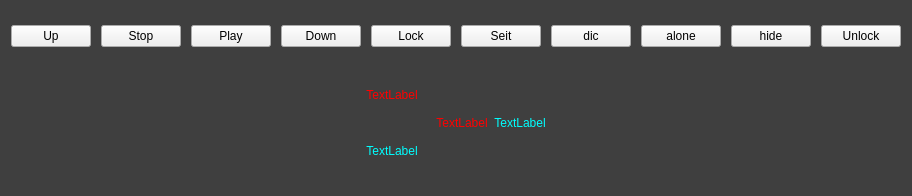
Above: lrcshow.ui from dihdhiendj/musicPlay-c before the change. Below: the same form after it.
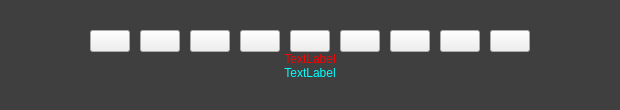
That is the form after the change. Icons and pictures are not drawn. Custom widgets are drawn as their Qt base class.

The edit to the form file:
```diff
--- a/lrcshow.ui
+++ b/lrcshow.ui
@@ -6,10 +6,16 @@
    <rect>
     <x>0</x>
     <y>0</y>
-    <width>765</width>
-    <height>196</height>
+    <width>568</width>
+    <height>110</height>
    </rect>
   </property>
+  <property name="sizePolicy">
+   <sizepolicy hsizetype="Preferred" vsizetype="Preferred">
+    <horstretch>0</horstretch>
+    <verstretch>0</verstretch>
+   </sizepolicy>
+  </property>
   <property name="windowTitle">
    <string>Form</string>
   </property>
@@ -17,22 +23,43 @@
    <string notr="true">#show{
 border-radius:15px;
 }
-QLabel{
-font: 40pt &quot;Microsoft YaHei UI&quot;;
-}
 #LrcShow{
 background-color: rgba(0,0,0,128); 
 }
 *{
 border: 0px；
+}
+QPushButton:hover
+{
+background-color: rgb(131, 197, 197);
+border-radius:5px;
+border:1px solid rgb(85, 255, 255);
 }</string>
   </property>
   <layout class="QVBoxLayout" name="verticalLayout">
    <property name="spacing">
-    <number>6</number>
+    <number>0</number>
+   </property>
+   <property name="leftMargin">
+    <number>90</number>
+   </property>
+   <property name="topMargin">
+    <number>30</number>
+   </property>
+   <property name="rightMargin">
+    <number>90</number>
+   </property>
+   <property name="bottomMargin">
+    <number>30</number>
    </property>
    <item>
     <widget class="QWidget" name="show" native="true">
+     <property name="sizePolicy">
+      <sizepolicy hsizetype="Preferred" vsizetype="Preferred">
+       <horstretch>0</horstretch>
+       <verstretch>0</verstretch>
+      </sizepolicy>
+     </property>
      <layout class="QVBoxLayout" name="verticalLayout_2">
       <property name="spacing">
        <number>0</number>
@@ -51,6 +78,12 @@
       </property>
       <item>
        <widget class="QWidget" name="widget_tool" native="true">
+        <property name="sizePolicy">
+         <sizepolicy hsizetype="Preferred" vsizetype="Preferred">
+          <horstretch>0</horstretch>
+          <verstretch>0</verstretch>
+         </sizepolicy>
+        </property>
         <property name="styleSheet">
          <string notr="true">#widget_tool{
 max-height:50px;
@@ -77,9 +110,12 @@
            <property name="orientation">
             <enum>Qt::Horizontal</enum>
            </property>
+           <property name="sizeType">
+            <enum>QSizePolicy::Expanding</enum>
+           </property>
            <property name="sizeHint" stdset="0">
             <size>
-             <width>310</width>
+             <width>40</width>
              <height>20</height>
             </size>
            </property>
@@ -87,6 +123,12 @@
          </item>
          <item>
           <widget class="QWidget" name="widget_lock" native="true">
+           <property name="sizePolicy">
+            <sizepolicy hsizetype="Fixed" vsizetype="Minimum">
+             <horstretch>0</horstretch>
+             <verstretch>0</verstretch>
+            </sizepolicy>
+           </property>
            <layout class="QHBoxLayout" name="horizontalLayout_2">
             <property name="spacing">
              <number>10</number>
@@ -105,64 +147,81 @@
             </property>
             <item>
              <widget class="QPushButton" name="pushButton_up">
+              <property name="styleSheet">
+               <string notr="true">image: url(:/left.png);</string>
+              </property>
               <property name="text">
-               <string>Up</string>
+               <string/>
               </property>
              </widget>
             </item>
             <item>
              <widget class="QPushButton" name="pushButton_stop">
+              <property name="styleSheet">
+               <string notr="true">image: url(:/stop.png);</string>
+              </property>
               <property name="text">
-               <string>Stop</string>
+               <string/>
               </property>
              </widget>
             </item>
             <item>
              <widget class="QPushButton" name="pushButton_play">
+              <property name="styleSheet">
+               <string notr="true">image: url(:/play.png);</string>
+              </property>
               <property name="text">
-               <string>Play</string>
+               <string/>
               </property>
              </widget>
             </item>
             <item>
              <widget class="QPushButton" name="pushButton_down">
+              <property name="styleSheet">
+               <string notr="true">image: url(:/right.png);</string>
+              </property>
               <property name="text">
-               <string>Down</string>
+               <string/>
               </property>
              </widget>
             </item>
             <item>
              <widget class="QPushButton" name="pushButton_lock">
+              <property name="styleSheet">
+               <string notr="true">image: url(:/lock.png);</string>
+              </property>
               <property name="text">
-               <string>Lock</string>
+               <string/>
               </property>
              </widget>
             </item>
             <item>
              <widget class="QPushButton" name="pushButton_seit">
-              <property name="text">
-               <string>Seit</string>
+              <property name="styleSheet">
+               <string notr="true">image: url(:/seit.png);</string>
               </property>
-             </widget>
-            </item>
-            <item>
-             <widget class="QPushButton" name="pushButton_dic">
               <property name="text">
-               <string>dic</string>
+               <string/>
               </property>
              </widget>
             </item>
             <item>
              <widget class="QPushButton" name="pushButton_alone">
+              <property name="styleSheet">
+               <string notr="true">image: url(:/alone.png);</string>
+              </property>
               <property name="text">
-               <string>alone</string>
+               <string/>
               </property>
              </widget>
             </item>
             <item>
              <widget class="QPushButton" name="pushButton_hide">
+              <property name="styleSheet">
+               <string notr="true">image: url(:/lrc.png);</string>
+              </property>
               <property name="text">
-               <string>hide</string>
+               <string/>
               </property>
              </widget>
             </item>
@@ -171,8 +230,11 @@
          </item>
          <item>
           <widget class="QPushButton" name="pushButton_unlock">
+           <property name="styleSheet">
+            <string notr="true">image: url(:/lock.png);</string>
+           </property>
            <property name="text">
-            <string>Unlock</string>
+            <string/>
            </property>
           </widget>
          </item>
@@ -181,9 +243,12 @@
            <property name="orientation">
             <enum>Qt::Horizontal</enum>
            </property>
+           <property name="sizeType">
+            <enum>QSizePolicy::Expanding</enum>
+           </property>
            <property name="sizeHint" stdset="0">
             <size>
-             <width>310</width>
+             <width>40</width>
              <height>20</height>
             </size>
            </property>
@@ -192,118 +257,69 @@
         </layout>
        </widget>
       </item>
+     </layout>
+    </widget>
+   </item>
+   <item>
+    <widget class="QWidget" name="widget_level" native="true">
+     <property name="sizePolicy">
+      <sizepolicy hsizetype="Preferred" vsizetype="Fixed">
+       <horstretch>0</horstretch>
+       <verstretch>0</verstretch>
+      </sizepolicy>
+     </property>
+     <layout class="QVBoxLayout" name="verticalLayout_3">
+      <property name="spacing">
+       <number>0</number>
+      </property>
+      <property name="leftMargin">
+       <number>0</number>
+      </property>
+      <property name="topMargin">
+       <number>0</number>
+      </property>
+      <property name="rightMargin">
+       <number>0</number>
+      </property>
+      <property name="bottomMargin">
+       <number>0</number>
+      </property>
       <item>
-       <widget class="QWidget" name="widget_main" native="true">
-        <layout class="QHBoxLayout" name="horizontalLayout_3">
-         <property name="spacing">
-          <number>0</number>
-         </property>
-         <property name="leftMargin">
-          <number>0</number>
-         </property>
-         <property name="topMargin">
-          <number>0</number>
-         </property>
-         <property name="rightMargin">
-          <number>0</number>
-         </property>
-         <property name="bottomMargin">
-          <number>0</number>
-         </property>
-         <item>
-          <spacer name="horizontalSpacer_3">
-           <property name="orientation">
-            <enum>Qt::Horizontal</enum>
-           </property>
-           <property name="sizeHint" stdset="0">
-            <size>
-             <width>40</width>
-             <height>20</height>
-            </size>
-           </property>
-          </spacer>
-         </item>
-         <item>
-          <widget class="QWidget" name="widget_level" native="true">
-           <layout class="QVBoxLayout" name="verticalLayout_3">
-            <item>
-             <widget class="QLabel" name="labelNow">
-              <property name="styleSheet">
-               <string notr="true">color: rgb(255, 0, 0);</string>
-              </property>
-              <property name="text">
-               <string>TextLabel</string>
-              </property>
-              <property name="alignment">
-               <set>Qt::AlignCenter</set>
-              </property>
-             </widget>
-            </item>
-            <item>
-             <widget class="QLabel" name="labelDown">
-              <property name="styleSheet">
-               <string notr="true">color: rgb(0, 255, 255);</string>
-              </property>
-              <property name="text">
-               <string>TextLabel</string>
-              </property>
-              <property name="alignment">
-               <set>Qt::AlignCenter</set>
-              </property>
-             </widget>
-            </item>
-           </layout>
-          </widget>
-         </item>
-         <item>
-          <widget class="QWidget" name="widget_erect" native="true">
-           <layout class="QHBoxLayout" name="horizontalLayout_4">
-            <item>
-             <widget class="QLabel" name="labelNow_2">
-              <property name="styleSheet">
-               <string notr="true">color: rgb(255, 0, 0);</string>
-              </property>
-              <property name="text">
-               <string>TextLabel</string>
-              </property>
-              <property name="alignment">
-               <set>Qt::AlignCenter</set>
-              </property>
-             </widget>
-            </item>
-            <item>
-             <widget class="QLabel" name="labelDown_2">
-              <property name="styleSheet">
-               <string notr="true">color: rgb(0, 255, 255);</string>
-              </property>
-              <property name="text">
-               <string>TextLabel</string>
-              </property>
-              <property name="alignment">
-               <set>Qt::AlignCenter</set>
-              </property>
-              <property name="wordWrap">
-               <bool>true</bool>
-              </property>
-             </widget>
-            </item>
-           </layout>
-          </widget>
-         </item>
-         <item>
-          <spacer name="horizontalSpacer_4">
-           <property name="orientation">
-            <enum>Qt::Horizontal</enum>
-           </property>
-           <property name="sizeHint" stdset="0">
-            <size>
-             <width>40</width>
-             <height>20</height>
-            </size>
-           </property>
-          </spacer>
-         </item>
-        </layout>
+       <widget class="lrc_line" name="labelNow">
+        <property name="sizePolicy">
+         <sizepolicy hsizetype="Preferred" vsizetype="Preferred">
+          <horstretch>0</horstretch>
+          <verstretch>0</verstretch>
+         </sizepolicy>
+        </property>
+        <property name="styleSheet">
+         <string notr="true">color: rgb(255, 0, 0);</string>
+        </property>
+        <property name="text">
+         <string>TextLabel</string>
+        </property>
+        <property name="alignment">
+         <set>Qt::AlignCenter</set>
+        </property>
+       </widget>
+      </item>
+      <item>
+       <widget class="lrc_line" name="labelDown">
+        <property name="sizePolicy">
+         <sizepolicy hsizetype="Minimum" vsizetype="Minimum">
+          <horstretch>0</horstretch>
+          <verstretch>0</verstretch>
+         </sizepolicy>
+        </property>
+        <property name="styleSheet">
+         <string notr="true">color: rgb(0, 255, 255);</string>
+        </property>
+        <property name="text">
+         <string>TextLabel</string>
+        </property>
+        <property name="alignment">
+         <set>Qt::AlignCenter</set>
+        </property>
        </widget>
       </item>
      </layout>
@@ -311,6 +327,13 @@
    </item>
   </layout>
  </widget>
+ <customwidgets>
+  <customwidget>
+   <class>lrc_line</class>
+   <extends>QLabel</extends>
+   <header location="global">lrcshow.h</header>
+  </customwidget>
+ </customwidgets>
  <resources/>
  <connections/>
 </ui>
```
